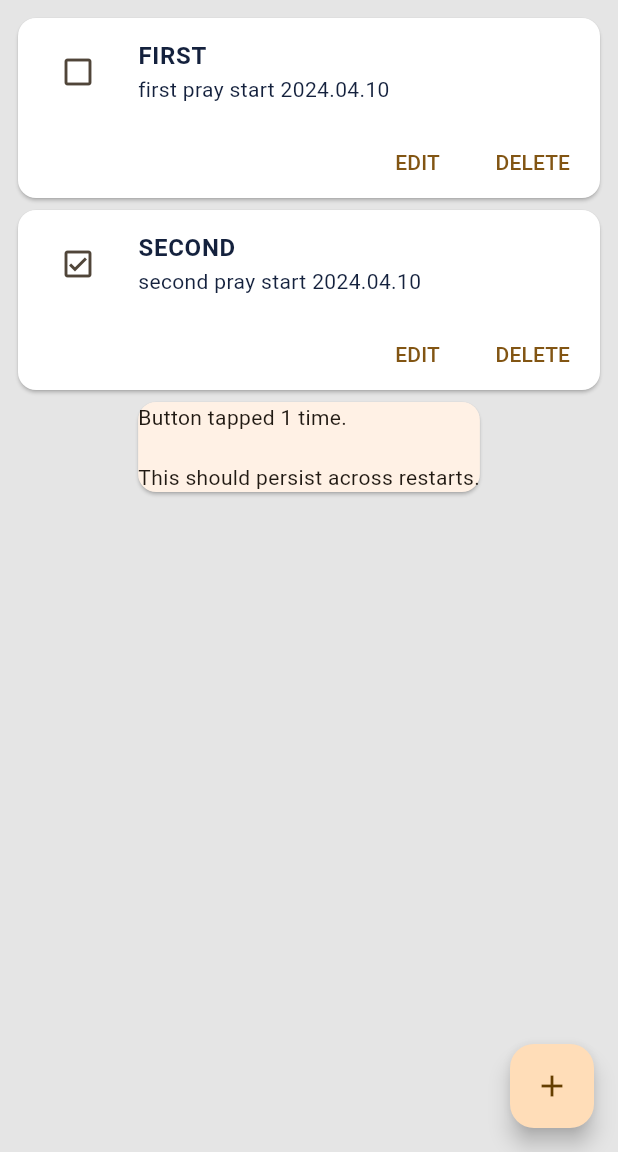
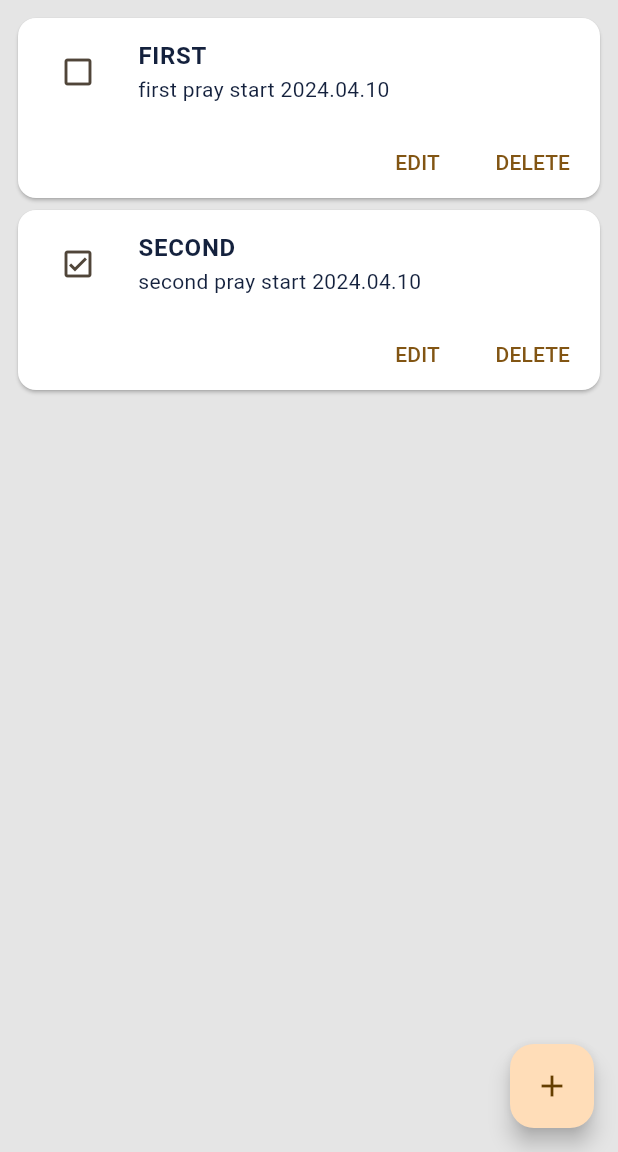
Before and after one commit to minbbal/mylist_app, a Flutter app: the screen it shows after launch, after a tap on the "add" icon, on a phone screen of 412 x 824 dp, the part 84-1236 px from its top. Run offline on Flutter 3.47's test engine with Material 3 defaults, Android fonts, the phone set to English and light mode, and no system bars; our stand-ins replace sqflite; accounts and stored records are empty.

Commit message:
Revert "apply saredpreferences"
This reverts commit a9ffa46a8f95735c1124ee9b8ff3e6527c74856b.

```diff
--- a/lib/prayList.dart
+++ b/lib/prayList.dart
@@ -1,7 +1,7 @@
 import 'package:flutter/material.dart';
-import 'package:flutter/widgets.dart';
 import 'package:mylist_app/prayDetail.dart';
-import 'package:shared_preferences/shared_preferences.dart';
+// import 'package:path/path.dart';
+// import 'package:sqflite/sqflite.dart';
 
 class PrayList extends StatefulWidget {
   const PrayList({super.key, required this.title});
@@ -12,34 +12,90 @@ class PrayList extends StatefulWidget {
 }
 
 class _PrayListState extends State<PrayList> {
-  // shared preference 인스턴스 생성
-  Future<SharedPreferences> get _prefs => SharedPreferences.getInstance();
-  late Future<int> _prefs_count;
+  /*
+  final TextEditingController _textFieldController = TextEditingController();
+  List<Map<String, dynamic>> _dataList = [];
 
-  // 플로팅 액션 버튼 클릭 이벤트
-  Future<void> _incrementCounter() async {
-    final SharedPreferences prefs = await _prefs;
-    // counter 값이 존재하지 않으면 0으로 저장
-    final int counter = (prefs.getInt('counter') ?? 0) + 1;
+  // 데이터베이스 초기화 및 데이터 로딩
+  @override
+  void initState() {
+    super.initState();
+    _loadData();
+  }
 
-    // 앱의 상태 변경, 클릭시 카운트 +1
+  // 데이터베이스 초기화
+  Future<Database> _initDB() async {
+    final dbPath = await getDatabasesPath();0
+    final path = join(dbPath, 'example.db');
+    return await openDatabase(
+      path,
+      version: 1,
+      onCreate: (db, version) async {
+        await db.execute(
+          'CREATE TABLE example(id INTEGER PRIMARY KEY, name TEXT)',
+        );
+      },
+    );
+  }
+
+  // 데이터 로딩
+  Future<void> _loadData() async {
+    final db = await _initDB();
+    final dataList = await db.query('example');
     setState(() {
-      _prefs_count = prefs.setInt('counter', counter).then((bool success) {
-        return counter;
-      });
+      _dataList = dataList;
     });
   }
 
-  // 상태 위젯 초기화
-  @override
-  void initState() {
-    super.initState();
-    _prefs_count =
-        _prefs.then((SharedPreferences prefs) => prefs.getInt('counter') ?? 0);
+  // 데이터 추가
+  Future<void> _addData(String name) async {
+    final db = await _initDB();
+    await db.insert(
+      'example',
+      {
+        'name': name,
+      },
+      conflictAlgorithm: ConflictAlgorithm.replace,
+    );
+    _textFieldController.clear();
+    _loadData();
   }
 
+  // 데이터 수정
+  Future<void> _editData(int id, String name) async {
+    final db = await _initDB();
+    await db.update(
+      'example',
+      {
+        'name': name,
+      },
+      where: 'id = ?',
+      whereArgs: [id],
+    );
+    _loadData();
+  }
+
+  // 데이터 삭제
+  Future<void> _deleteData(int id) async {
+    final db = await _initDB();
+    await db.delete(
+      'example',
+      where: 'id = ?',
+      whereArgs: [id],
+    );
+    _loadData();
+  }
+*/
+  int _counter = 0;
   String strCounter = '';
   List<bool> is_finish = [false, true];
+
+  void _incrementCounter() {
+    setState(() {
+      _counter++;
+      strCounter = _counter.toString();
+    });
+  }
 
   void _checkUpdate(int i) {
     setState(() {
@@ -198,29 +254,6 @@ class _PrayListState extends State<PrayList> {
                       ],
                     ),
                   ),
-                  Card(
-                      child: FutureBuilder<int>(
-                    future: _prefs_count,
-                    // AsyncSnapshot : 완료, 오류, 결과 등의 상태 정보 포함
-                    builder:
-                        (BuildContext context, AsyncSnapshot<int> snapshot) {
-                      // 값을 받아오지 못할 경우
-                      if (snapshot.connectionState != ConnectionState.done) {
-                        return const CircularProgressIndicator();
-                      }
-                      // 에러 발생할 경우
-                      if (snapshot.hasError) {
-                        return Text('Error: ${snapshot.error}');
-                      }
-                      // 값을 정상적으로 받아올 경우
-                      else {
-                        return Text(
-                          'Button tapped ${snapshot.data} time${snapshot.data == 1 ? '' : 's'}.\n\n'
-                          'This should persist across restarts.',
-                        );
-                      }
-                    },
-                  ))
                 ]),
           ],
         ),
--- a/pubspec.yaml
+++ b/pubspec.yaml
@@ -30,7 +30,7 @@ environment:
 dependencies:
   flutter:
     sdk: flutter
-  shared_preferences: ^2.1.0
+  sqflite: ^2.0.0+5
   path: ^1.8.1
 
 
```
Also changed, not shown: pubspec.lock, 1 other file.
